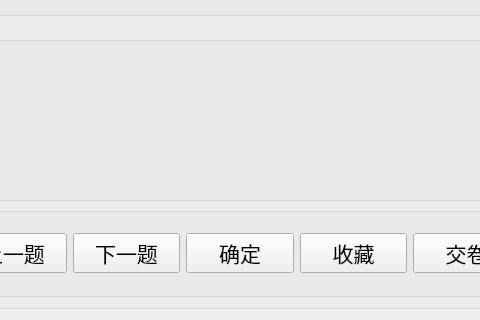
janonoly/exampc, file views/train1.ui: the form before one commit; both pictures show x 394 to 874 and y 476 to 796 of the 1271 by 796 pixel window.
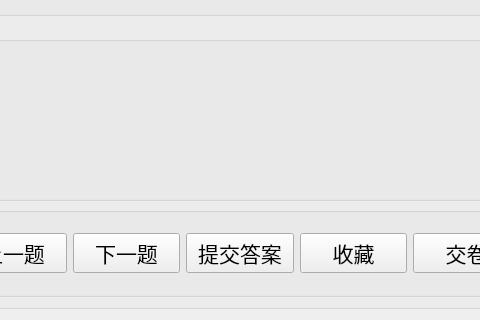
The form after the commit.

What changed in the file:
```diff
--- a/views/train1.ui
+++ b/views/train1.ui
@@ -11,7 +11,7 @@
    </rect>
   </property>
   <property name="sizePolicy">
-   <sizepolicy hsizetype="Maximum" vsizetype="Maximum">
+   <sizepolicy hsizetype="Ignored" vsizetype="Ignored">
     <horstretch>0</horstretch>
     <verstretch>0</verstretch>
    </sizepolicy>
@@ -82,6 +82,12 @@
        <verstretch>5</verstretch>
       </sizepolicy>
      </property>
+     <property name="maximumSize">
+      <size>
+       <width>130000</width>
+       <height>16777215</height>
+      </size>
+     </property>
      <property name="title">
       <string/>
      </property>
@@ -316,7 +322,7 @@
             </font>
            </property>
            <property name="text">
-            <string>确定</string>
+            <string>提交答案</string>
            </property>
           </widget>
          </item>
```
Left out of the diff: 12 changed lines with no effect on the pictures.
